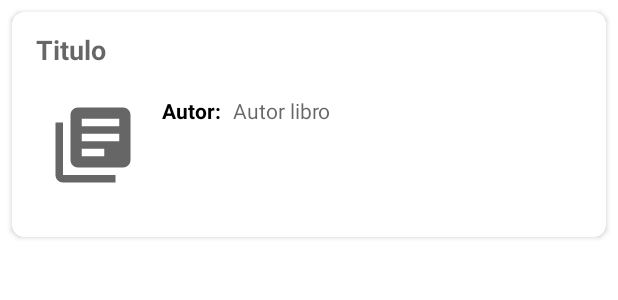
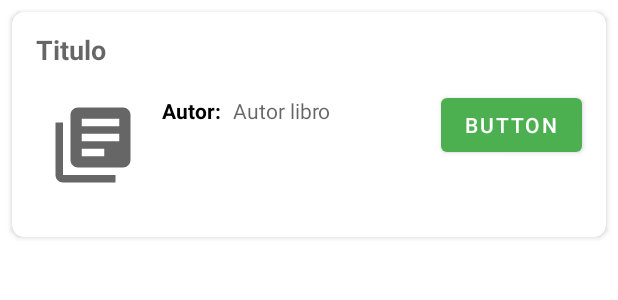
Before and after one commit to Daferd/BibliotecApp, an Android app: the layout libros_item.xml on its own in the app's theme, with its tools: preview values and no code run, on a phone screen of 412 x 824 dp. Shown: the top 300 px of the screen. Run offline under Robolectric (Android 15) with nearby library versions, the phone set to English and light mode, and no system bars.

```diff
--- a/app/src/main/java/com/daferarevalo/bibliotecapp/server/BibliotecaServer.kt
+++ b/app/src/main/java/com/daferarevalo/bibliotecapp/server/BibliotecaServer.kt
@@ -2,7 +2,9 @@ package com.daferarevalo.bibliotecapp.server
 
 data class BibliotecaServer(
     val id: String? = "",
-    val titulo: String = "",
+    val titulo: String? = "",
     val direccion: String = "",
-    val imagen: String = ""
+    val imagen: String = "",
+    val longitud: Double = 0.0,
+    val latitud: Double = 0.0
 )
--- a/app/src/main/java/com/daferarevalo/bibliotecapp/ui/inicio/LibrosRVAdapter.kt
+++ b/app/src/main/java/com/daferarevalo/bibliotecapp/ui/inicio/LibrosRVAdapter.kt
@@ -35,6 +35,10 @@ class LibrosRVAdapter(var librosList: ArrayList<LibroServer>) :
             binding.tituloTextView.text = libro.titulo
             binding.autorTextView.text = libro.autor
             Picasso.get().load(libro.imagen).into(binding.librosImageView)
+
+            binding.pruebaButton.setOnClickListener {
+                binding.tituloTextView.text = "lalala"
+            }
         }
     }
 }
--- a/app/src/main/res/layout/libros_item.xml
+++ b/app/src/main/res/layout/libros_item.xml
@@ -63,6 +63,16 @@
             app:layout_constraintTop_toBottomOf="@+id/titulo_text_view"
             app:layout_constraintVertical_bias="0.2" />
 
+        <Button
+            android:id="@+id/prueba_button"
+            android:layout_width="wrap_content"
+            android:layout_height="wrap_content"
+            android:layout_marginEnd="16dp"
+            android:text="Button"
+            app:layout_constraintBottom_toBottomOf="parent"
+            app:layout_constraintEnd_toEndOf="parent"
+            app:layout_constraintTop_toTopOf="parent" />
+
 
     </androidx.constraintlayout.widget.ConstraintLayout>
 </androidx.cardview.widget.CardView>
```
Also changed, not shown: app/src/main/java/com/daferarevalo/bibliotecapp/ui/biblioMapa/BiblioMapsFragment.kt (+46 -15 lines).
